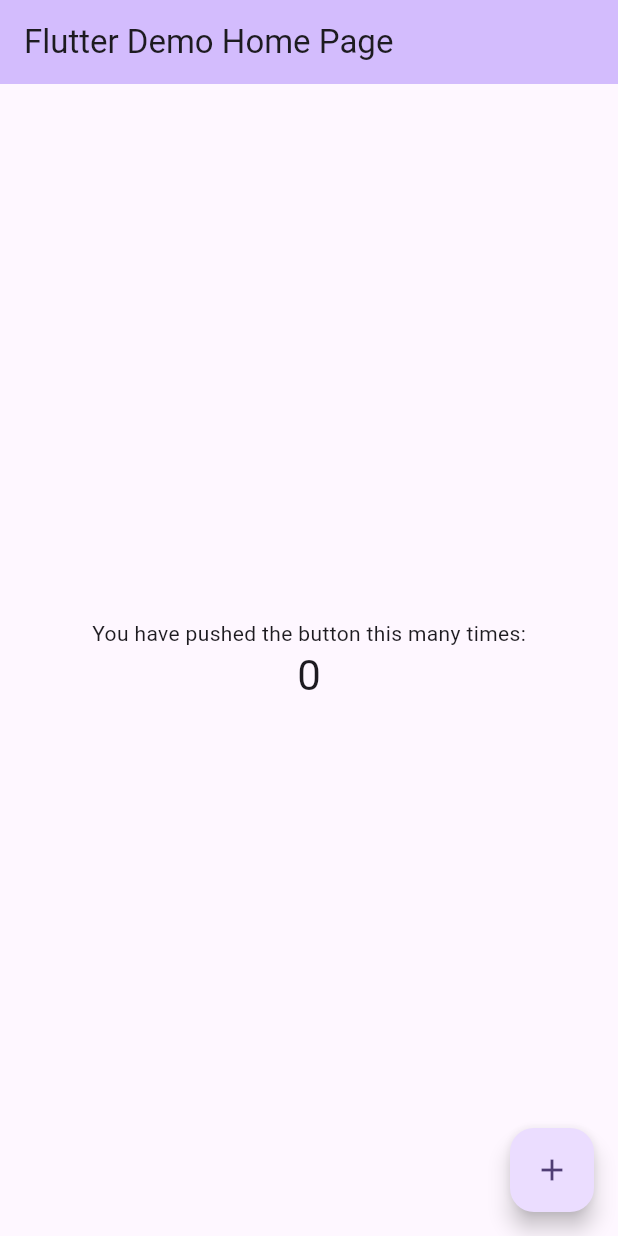
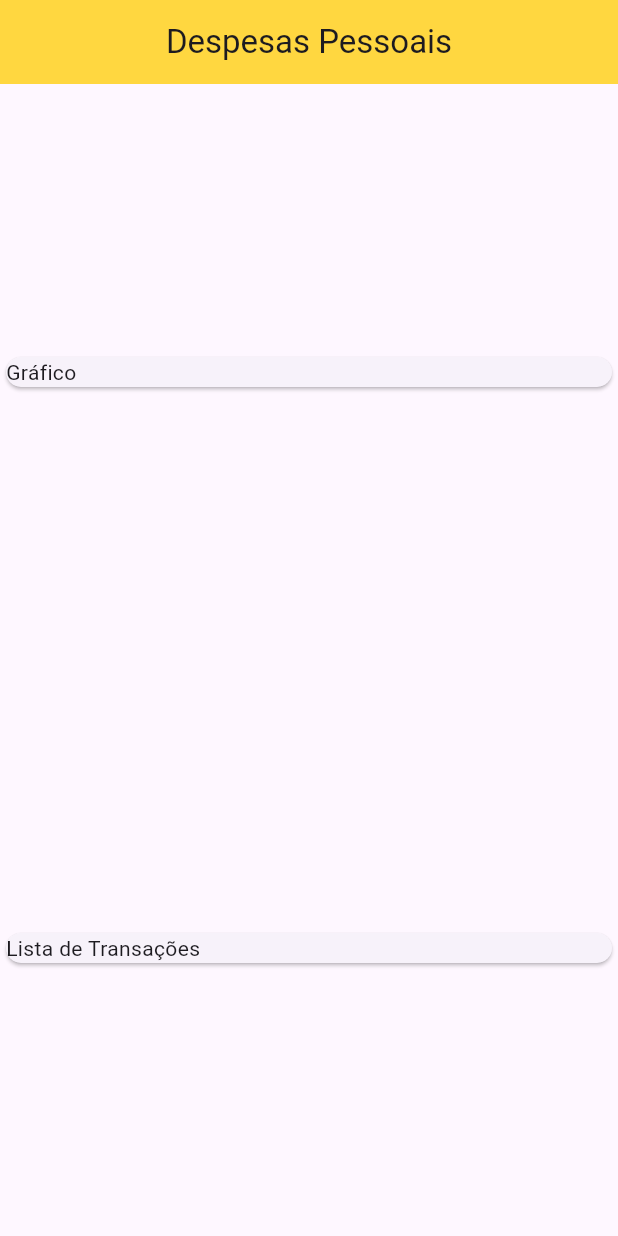
Before and after one commit to Andre-Marino/project-expenses, a Flutter app: the screen it shows after launch, on a phone screen of 412 x 824 dp. Run offline on Flutter 3.47's test engine with Material 3 defaults, Android fonts, the phone set to English and light mode, and no system bars.

```diff
--- a/lib/main.dart
+++ b/lib/main.dart
@@ -1,125 +1,54 @@
+import 'package:dispesas/models/transaction.dart';
 import 'package:flutter/material.dart';
 
 void main() {
-  runApp(const MyApp());
+  runApp(ExpensesApp());
 }
 
-class MyApp extends StatelessWidget {
-  const MyApp({super.key});
+class ExpensesApp extends StatelessWidget {
+  const ExpensesApp({super.key});
 
-  // This widget is the root of your application.
   @override
   Widget build(BuildContext context) {
     return MaterialApp(
-      title: 'titulo novo',
-      theme: ThemeData(
-        // This is the theme of your application.
-        //
-        // TRY THIS: Try running your application with "flutter run". You'll see
-        // the application has a purple toolbar. Then, without quitting the app,
-        // try changing the seedColor in the colorScheme below to Colors.green
-        // and then invoke "hot reload" (save your changes or press the "hot
-        // reload" button in a Flutter-supported IDE, or press "r" if you used
-        // the command line to start the app).
-        //
-        // Notice that the counter didn't reset back to zero; the application
-        // state is not lost during the reload. To reset the state, use hot
-        // restart instead.
-        //
-        // This works for code too, not just values: Most code changes can be
-        // tested with just a hot reload.
-        colorScheme: ColorScheme.fromSeed(seedColor: Colors.deepPurple),
-        useMaterial3: true,
-      ),
-      home: const MyHomePage(title: 'Flutter Demo Home Page'),
+      home: MyHomePage(),
     );
   }
 }
 
-class MyHomePage extends StatefulWidget {
-  const MyHomePage({super.key, required this.title});
-
-  // This widget is the home page of your application. It is stateful, meaning
-  // that it has a State object (defined below) that contains fields that affect
-  // how it looks.
-
-  // This class is the configuration for the state. It holds the values (in this
-  // case the title) provided by the parent (in this case the App widget) and
-  // used by the build method of the State. Fields in a Widget subclass are
-  // always marked "final".
-
-  final String title;
-
-  @override
-  State<MyHomePage> createState() => _MyHomePageState();
-}
-
-class _MyHomePageState extends State<MyHomePage> {
-  int _counter = 0;
-
-  void _incrementCounter() {
-    setState(() {
-      // This call to setState tells the Flutter framework that something has
-      // changed in this State, which causes it to rerun the build method below
-      // so that the display can reflect the updated values. If we changed
-      // _counter without calling setState(), then the build method would not be
-      // called again, and so nothing would appear to happen.
-      _counter++;
-    });
-  }
+class MyHomePage extends StatelessWidget {
+  final _transaction = [
+    Transaction(
+      id: 'ti',
+      title: 'Novo tenis',
+      value: 310.05,
+      date: DateTime.now(),
+    ),
+  ];
 
   @override
   Widget build(BuildContext context) {
-    // This method is rerun every time setState is called, for instance as done
-    // by the _incrementCounter method above.
-    //
-    // The Flutter framework has been optimized to make rerunning build methods
-    // fast, so that you can just rebuild anything that needs updating rather
-    // than having to individually change instances of widgets.
     return Scaffold(
       appBar: AppBar(
-        // TRY THIS: Try changing the color here to a specific color (to
-        // Colors.amber, perhaps?) and trigger a hot reload to see the AppBar
-        // change color while the other colors stay the same.
-        backgroundColor: Theme.of(context).colorScheme.inversePrimary,
-        // Here we take the value from the MyHomePage object that was created by
-        // the App.build method, and use it to set our appbar title.
-        title: Text(widget.title),
+        title: Text("Despesas Pessoais"),
+        centerTitle: true,
+        backgroundColor: Colors.amberAccent,
       ),
-      body: Center(
-        // Center is a layout widget. It takes a single child and positions it
-        // in the middle of the parent.
-        child: Column(
-          // Column is also a layout widget. It takes a list of children and
-          // arranges them vertically. By default, it sizes itself to fit its
-          // children horizontally, and tries to be as tall as its parent.
-          //
-          // Column has various properties to control how it sizes itself and
-          // how it positions its children. Here we use mainAxisAlignment to
-          // center the children vertically; the main axis here is the vertical
-          // axis because Columns are vertical (the cross axis would be
-          // horizontal).
-          //
-          // TRY THIS: Invoke "debug painting" (choose the "Toggle Debug Paint"
-          // action in the IDE, or press "p" in the console), to see the
-          // wireframe for each widget.
-          mainAxisAlignment: MainAxisAlignment.center,
-          children: <Widget>[
-            const Text(
-              'You have pushed the button this many times:',
+      body: Column(
+        mainAxisAlignment: MainAxisAlignment.spaceAround,
+        crossAxisAlignment: CrossAxisAlignment.stretch,
+        children: [
+          Container(
+            width: double.infinity,
+            child: Card(
+              child: Text('Gráfico'),
             ),
-            Text(
-              '$_counter',
-              style: Theme.of(context).textTheme.headlineMedium,
-            ),
-          ],
-        ),
+          ),
+          Card(
+            child: Text('Lista de Transações'),
+          )
+        ],
       ),
-      floatingActionButton: FloatingActionButton(
-        onPressed: _incrementCounter,
-        tooltip: 'Increment',
-        child: const Icon(Icons.add),
-      ), // This trailing comma makes auto-formatting nicer for build methods.
     );
   }
 }
--- /dev/null
+++ b/lib/models/transaction.dart
@@ -0,0 +1,15 @@
+import 'package:flutter/material.dart';
+
+class Transaction {
+  final String id;
+  final String title;
+  final double value;
+  final DateTime date;
+
+  Transaction({
+    required this.id,
+    required this.title,
+    required this.value,
+    required this.date,
+  });
+}
```
Also changed, not shown: 1 other file.
